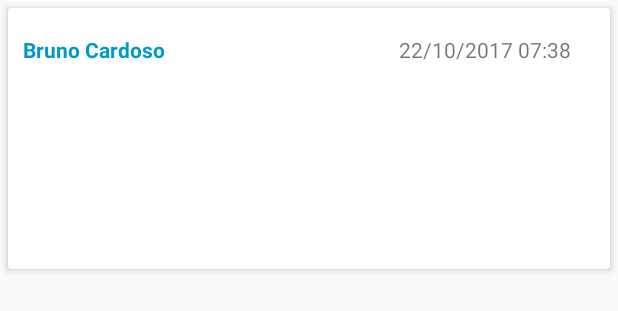
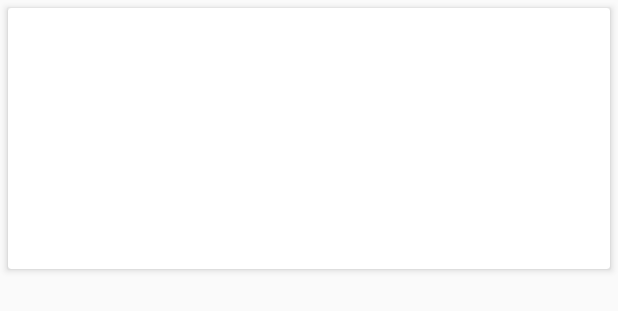
Before and after one commit to brunocardosor/CityCare-DispMoveis, an Android app: the layout card_post_adapter.xml on its own in the app's theme, with its tools: preview values and no code run, on a phone screen of 412 x 824 dp. Shown: the top 311 px of the screen. Run offline under Robolectric (Android 15) with nearby library versions, the phone set to English and light mode, and no system bars.

```diff
--- a/app/src/main/java/br/edu/leaosampaio/CityCare/DAO/DenunciaDAO.java
+++ b/app/src/main/java/br/edu/leaosampaio/CityCare/DAO/DenunciaDAO.java
@@ -67,7 +67,7 @@ public class DenunciaDAO extends GenericDAO<Denuncia> {
     public List<Denuncia> feedDenuncias(){
         Cursor c = db.rawQuery("SELECT * FROM denuncia a INNER JOIN categoria b " +
                 "ON a.denuncia_id_categoria = b.id_categoria INNER JOIN usuario c ON a.denuncia_id_usuario = c.id_usuario " +
-                "ONDER BY id_denuncia DESC", null);
+                "ORDER BY id_denuncia DESC", null);
         return listar(c);
     }
 
--- a/app/src/main/res/layout/activity_feed.xml
+++ b/app/src/main/res/layout/activity_feed.xml
@@ -20,10 +20,7 @@
             android:layout_width="match_parent"
             android:layout_height="wrap_content"
             android:background="@color/colorAccent"
-            android:elevation="3dp"
-            android:minHeight="?attr/actionBarSize">
-
-
+            android:elevation="3dp">
         </android.support.v7.widget.Toolbar>
 
         <android.support.design.widget.TabLayout
--- a/app/src/main/res/layout/card_post_adapter.xml
+++ b/app/src/main/res/layout/card_post_adapter.xml
@@ -25,9 +25,7 @@
                 android:layout_margin="10dp"
                 android:textColor="@android:color/holo_blue_dark"
                 android:textStyle="bold"
-                android:layout_centerVertical="true"
-                android:text="Bruno Cardoso"
-                />
+                android:layout_centerVertical="true" />
 
             <TextView
                 android:id="@+id/tvData"
@@ -36,8 +34,7 @@
                 android:layout_toLeftOf="@+id/toolbarCard"
                 android:layout_centerVertical="true"
                 android:layout_margin="10dp"
-                android:gravity="right"
-                android:text="22/10/2017 07:38" />
+                android:gravity="right"/>
 
             <android.support.v7.widget.Toolbar
                 android:layout_width="wrap_content"
```
Also changed, not shown: app/src/main/AndroidManifest.xml (+9 -1 lines), app/src/main/java/br/edu/leaosampaio/CityCare/Activity/FeedActivity.java (+16 -2 lines).
